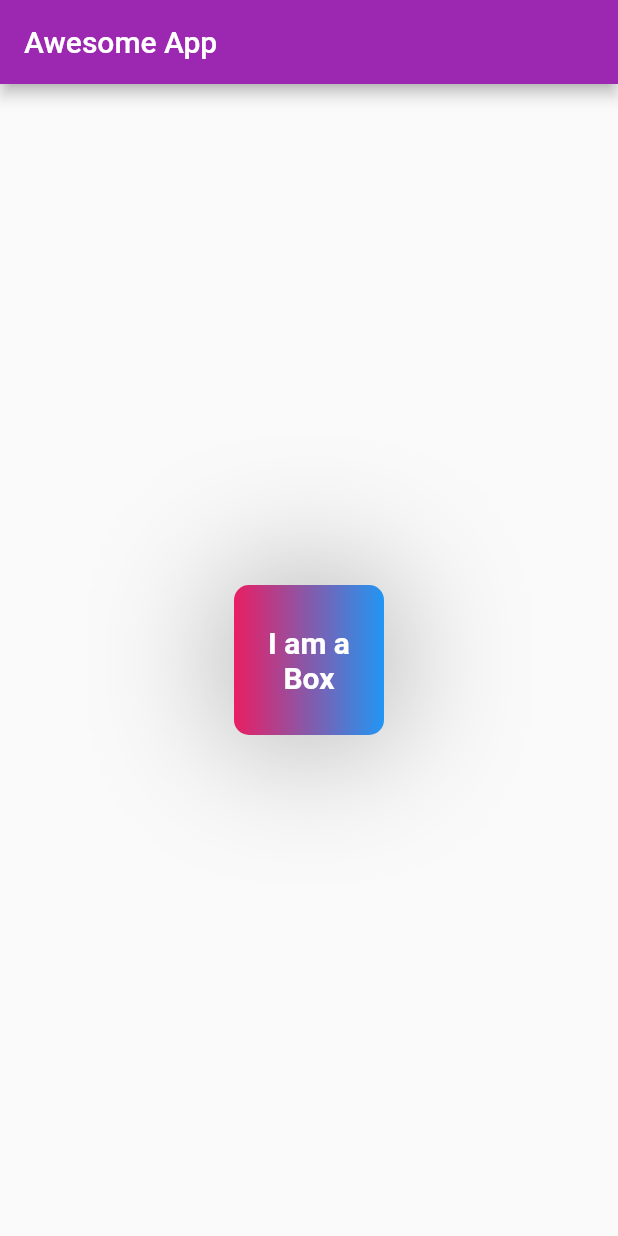
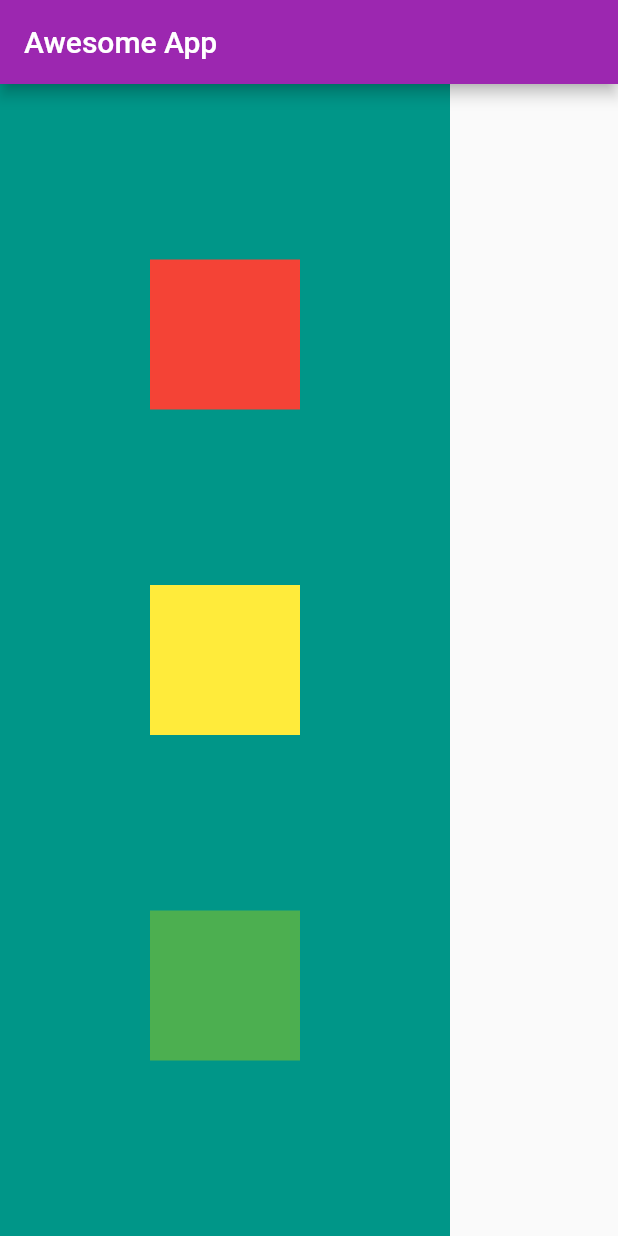
Before and after one commit to sybergeek/learning-flutter, a Flutter app: the screen it shows after launch, on a phone screen of 412 x 824 dp. Run offline on Flutter 3.47's test engine with Material 2 defaults, Android fonts, the phone set to English and light mode, and no system bars.

Commit message:
learn rows and colummns

```diff
--- a/awesome_app/lib/main.dart
+++ b/awesome_app/lib/main.dart
@@ -17,34 +17,36 @@ class HomePage extends StatelessWidget {
       appBar: AppBar(
         title: Text("Awesome App"),
       ),
-      body: Center(
-        child: Container(
-          padding: const EdgeInsets.all(8),
-          // color: Colors.red,  // Removed due to clash with BoxDecoration
-          width: 100,
-          height: 100,
-          clipBehavior: Clip.antiAlias,
-          alignment: Alignment.center,
-          decoration: BoxDecoration(
+      body: Container(
+        color: Colors.teal,
+        width: 300,
+        child: Column(
+          mainAxisAlignment: MainAxisAlignment.spaceEvenly,
+          crossAxisAlignment: CrossAxisAlignment.center,
+          // mainAxisSize: MainAxisSize.,
+          children: <Widget>[
+            Container(
+              padding: const EdgeInsets.all(8),
+              width: 100,
+              height: 100,
               color: Colors.red,
-              // shape: BoxShape.circle,
-              borderRadius: BorderRadius.circular(10),
-              gradient: LinearGradient(colors: [Colors.pink, Colors.blue]),
-              boxShadow: [
-                BoxShadow(
-                  color: Colors.grey,
-                  blurRadius: 80,
-                ),
-              ]),
-          child: Text(
-            "I am a Box",
-            textAlign: TextAlign.center,
-            style: TextStyle(
-              fontSize: 20,
-              color: Colors.white,
-              fontWeight: FontWeight.bold,
+              alignment: Alignment.center,
             ),
-          ),
+            Container(
+              padding: const EdgeInsets.all(8),
+              width: 100,
+              height: 100,
+              color: Colors.yellow,
+              alignment: Alignment.center,
+            ),
+            Container(
+              padding: const EdgeInsets.all(8),
+              width: 100,
+              height: 100,
+              color: Colors.green,
+              alignment: Alignment.center,
+            )
+          ],
         ),
       ),
     );
```
